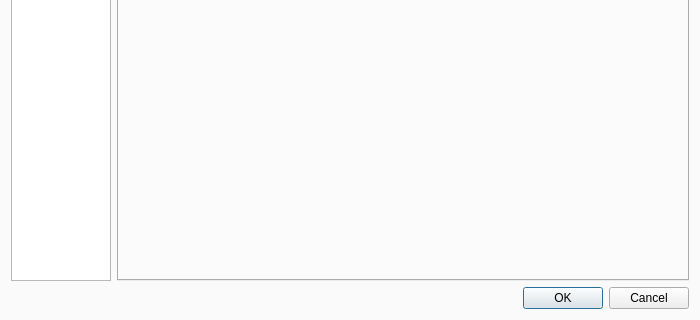
Old version of the form src/configure/advancedconfiguredialog.ui in the repository sxyzccr/CCR-Plus; both pictures show x 0 to 700 and y 300 to 620 of the 700 by 620 pixel window.
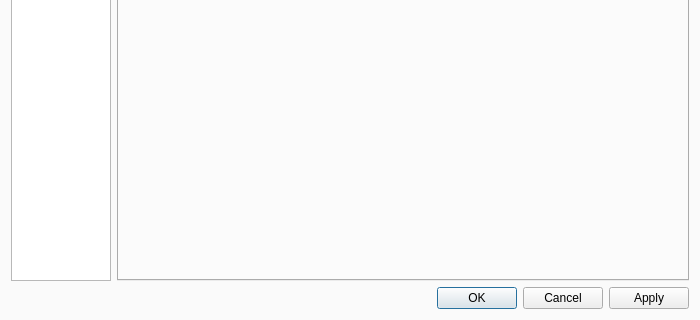
New version of the form.

Diff of the .ui file:
```diff
--- a/src/configure/advancedconfiguredialog.ui
+++ b/src/configure/advancedconfiguredialog.ui
@@ -122,7 +122,7 @@
    <item row="2" column="0" colspan="8">
     <widget class="QDialogButtonBox" name="buttonBox">
      <property name="standardButtons">
-      <set>QDialogButtonBox::Cancel|QDialogButtonBox::Ok</set>
+      <set>QDialogButtonBox::Apply|QDialogButtonBox::Cancel|QDialogButtonBox::Ok</set>
      </property>
     </widget>
    </item>
```
Left out of the diff: 2 changed lines with no effect on the pictures.
